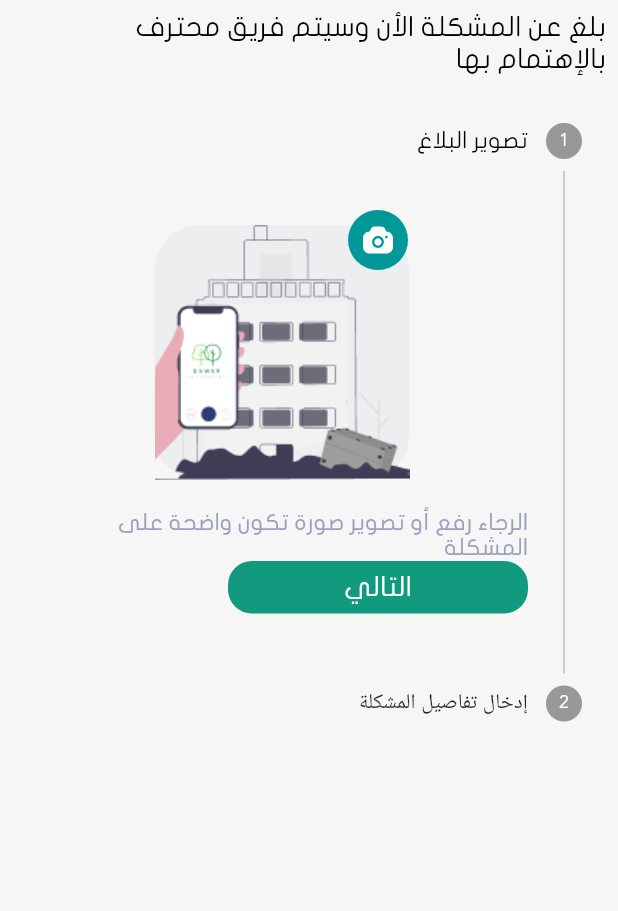
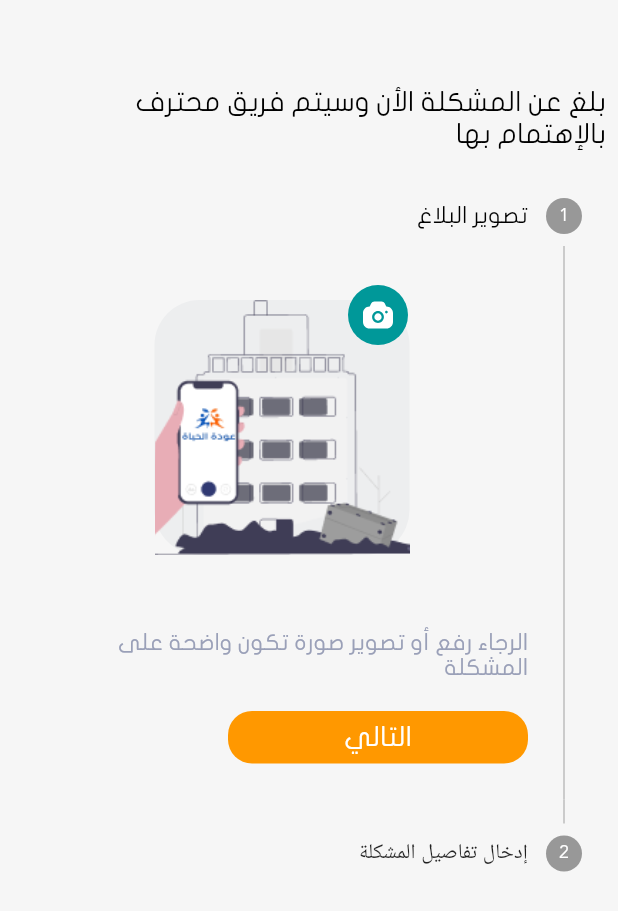
Before and after one commit to NourEldeenElazozy/Dawer-app--flutter, a Flutter app: the ReportScreen screen opened directly, on a phone screen of 412 x 824 dp. Shown: the top 911 px of the screen. Run offline on Flutter 3.47's test engine with Material 2 defaults, Android fonts, the phone set to English and light mode, and no system bars; our stand-ins replace carousel_slider, cloud_firestore, firebase_core, firebase_storage, flutter_svg, geolocator and 6 more; accounts and stored records are empty; network calls fail.

Commit message:
Finesh +3

```diff
--- a/lib/Companys/Company_Reports.dart
+++ b/lib/Companys/Company_Reports.dart
@@ -48,7 +48,7 @@
               builder: (context, AsyncSnapshot<QuerySnapshot> streamSnapshot) {
                 if (streamSnapshot.hasData) {
                   return ListView.builder(
-                    itemCount: 1,  //number of rows
+                    itemCount: streamSnapshot.data!.size,  //number of rows
                     itemBuilder: (context, index) {
                       final DocumentSnapshot documentSnapshot =
                       streamSnapshot.data!.docs[index];
--- a/lib/Companys/Tasks.dart
+++ b/lib/Companys/Tasks.dart
@@ -76,7 +76,7 @@
                    .snapshots(),
 
               builder: (context, AsyncSnapshot<QuerySnapshot> streamSnapshot) {
-                if(streamSnapshot.data?.size != 1){
+                if(streamSnapshot.data?.size == 0){
                   return const Center(
                     child: CircularProgressIndicator(),
                   );
--- a/lib/report.dart
+++ b/lib/report.dart
@@ -182,6 +182,8 @@
       child: Scaffold(
         backgroundColor: ColorResources.whiteF6F,
         body: SingleChildScrollView(
+          child: Padding(
+            padding: const EdgeInsets.only(top: 50),
             child: Column(
               children: [
                 Padding(
@@ -202,9 +204,12 @@
                   ),
                 ),
                 Stepper(
+                  physics: ClampingScrollPhysics(),
                   controlsBuilder: (context, details) => Row(
                     children: [
-                    Container(
+
+                      SingleChildScrollView(
+                        child: Container(
                           width: 200,
                           height: 35,
                           child:  commonButton(() {
@@ -259,7 +264,8 @@
                             }
 
 
-                      }, "التالي", ColorResources.green129, ColorResources.white),
+                          }, "التالي", Colors.orange, ColorResources.white),
+                        ),
                       ),
                     ],
                   ),
@@ -285,7 +291,8 @@
                   steps: <Step>[
                     Step(
                       title: mediumText('تصوير البلاغ', ColorResources.black, 15),
-                    content: Column(
+                      content: SingleChildScrollView(
+                        child: Column(
                           children: [
                             SizedBox(height: 20),
                             Stack(
@@ -414,13 +421,15 @@
                                 ),
                               ],
                             ),
-                        SizedBox(height: 20),
+                            SizedBox(height: 50),
                             Container(
                                 child: mediumText(
                                     'الرجاء رفع أو تصوير صورة تكون واضحة على المشكلة',
                                     ColorResources.grey9AA,
                                     15)),
+                            SizedBox(height: 20),
                           ],
+                        ),
                       ),
                     ),
                      Step(
@@ -493,13 +502,14 @@
                                 hintText: 'ملاحظات',
                                 enabledBorder: OutlineInputBorder(
                                   borderSide:
-                                BorderSide(width: 3, color: Colors.greenAccent), //<-- SEE HERE
+                                  BorderSide(width: 3, color: Colors.orangeAccent), //<-- SEE HERE
                                   borderRadius: BorderRadius.circular(50.0),
                                 ),
                               ),
 
                             )
-                        )
+                          ),
+                          SizedBox(height: 20,),
 
 
 
@@ -510,7 +520,9 @@
                     ),
                   ],
                 ),
+                SizedBox(height: 20,),
               ],
+            ),
           ),
         ),
 
```
Also changed, not shown: lib/ChatScreen.dart (+4 -3 lines), lib/Companys/ReportDetiles.dart (+20 -5 lines), lib/HomeScreen/Containers.dart (+43 -15 lines), lib/HomeScreen/dawer_home.dart (+60 -54 lines), assets/images/report.png. Lines whose indentation alone changed are shown as unchanged.
